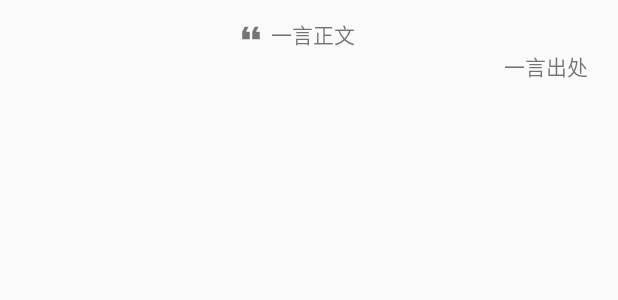
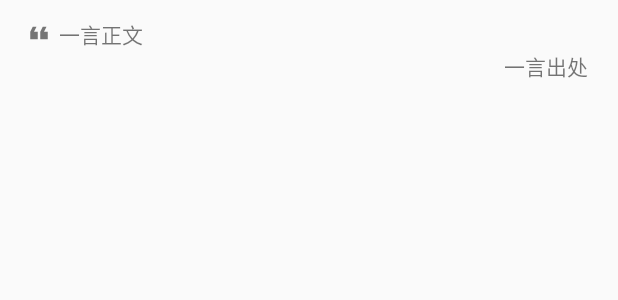
Before and after one commit to imlk0/OneWord, an Android app: the layout notification_oneword.xml on its own in the app's theme, with its tools: preview values and no code run, on a phone screen of 412 x 824 dp. Shown: the top 300 px of the screen. Run offline under Robolectric (Android 15) with nearby library versions, the phone set to English and light mode, and no system bars.

Commit message:
修正通知一言内容更换为空的bug 通知一言支持位置变化

```diff
--- a/app/src/main/res/layout/activity_adjust_style.xml
+++ b/app/src/main/res/layout/activity_adjust_style.xml
@@ -19,7 +19,7 @@
         android:navigationIcon="@drawable/ic_arrow_back_black_24dp"
         android:popupTheme="@style/ThemeOverlay.AppCompat.Light"
         android:theme="@style/ThemeOverlay.AppCompat.Dark.ActionBar"
-        android:title="样式编辑" />
+        android:title="样式编辑（通知一言仅支持部分属性）" />
 
     <LinearLayout
         android:id="@+id/linearLayout"
--- a/app/src/main/res/layout/notification_oneword.xml
+++ b/app/src/main/res/layout/notification_oneword.xml
@@ -36,14 +36,10 @@
         android:orientation="vertical">
 
         <LinearLayout
+            android:id="@+id/ll_content"
             android:layout_width="match_parent"
             android:layout_height="wrap_content"
             android:gravity="center_horizontal"
-            android:orientation="vertical">
-
-            <LinearLayout
-                android:layout_width="wrap_content"
-                android:layout_height="wrap_content"
             android:orientation="horizontal"
             android:paddingRight="18dp">
 
@@ -60,13 +56,14 @@
                 android:layout_width="wrap_content"
                 android:layout_height="wrap_content"
                 android:layout_weight="1"
+                android:gravity="left"
                 android:text="一言正文"
                 android:textColor="#8A000000"
                 android:textSize="14sp" />
         </LinearLayout>
-        </LinearLayout>
 
         <LinearLayout
+            android:id="@+id/ll_reference"
             android:layout_width="match_parent"
             android:layout_height="wrap_content"
             android:gravity="right"
```
Also changed, not shown: app/src/main/java/top/imlk/oneword/application/client/helper/NotificationHelper.java (+31 -4 lines), app/src/main/java/top/imlk/oneword/application/client/service/OneWordAutoRefreshService.java (+5 -4 lines). Lines whose indentation alone changed are shown as unchanged.
